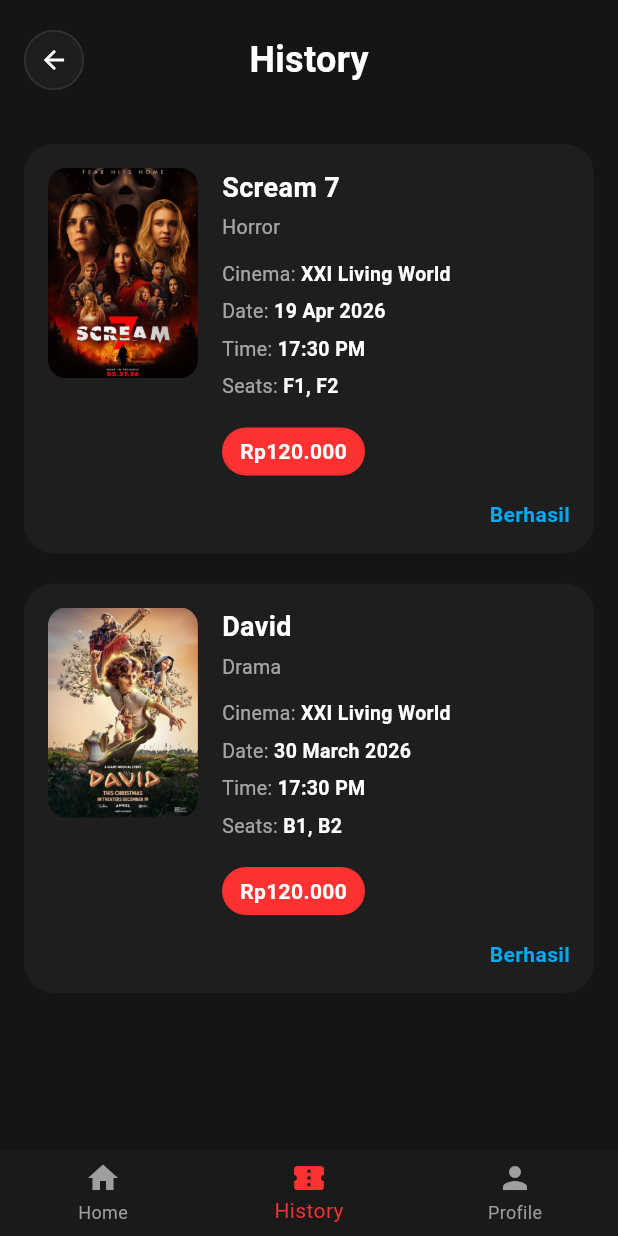
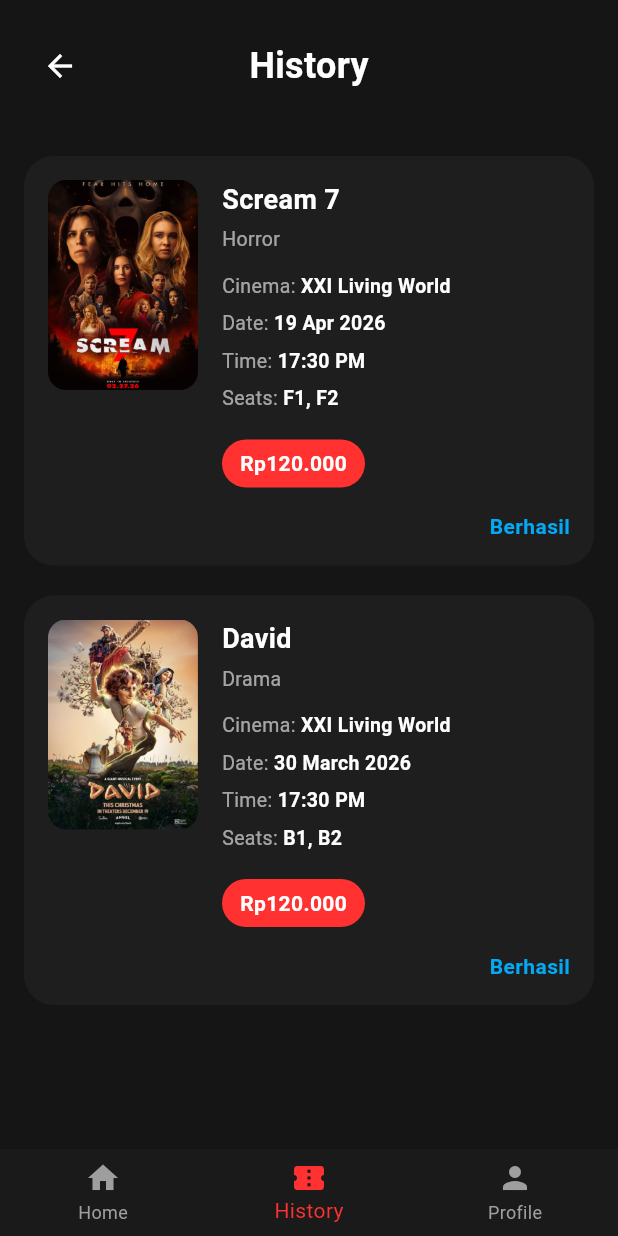
Before and after one commit to cilikinari/booking_tickets, a Flutter app: the HistoryScreen screen opened directly, on a phone screen of 412 x 824 dp. Run offline on Flutter 3.47's test engine with Material 3 defaults, Android fonts, the phone set to English and light mode, and no system bars.

Commit message:
refactor: Replace custom back button with Flutter's BackButton for improved consistency and UI

```diff
--- a/lib/screens/history_screen.dart
+++ b/lib/screens/history_screen.dart
@@ -97,26 +97,10 @@
               child: Stack(
                 alignment: Alignment.center,
                 children: [
+                  // Mengganti Container bulatan lama dengan BackButton bawaan Flutter
                   Align(
                     alignment: Alignment.centerLeft,
-                    child: Container(
-                      width: 40,
-                      height: 40,
-                      decoration: BoxDecoration(
-                        color: const Color(0xFF1E1E1E),
-                        shape: BoxShape.circle,
-                        border: Border.all(color: Colors.white10),
-                      ),
-                      child: IconButton(
-                        padding: EdgeInsets.zero,
-                        icon: const Icon(
-                          Icons.arrow_back,
-                          color: Colors.white,
-                          size: 20,
-                        ),
-                        onPressed: () => Navigator.pop(context),
-                      ),
-                    ),
+                    child: const BackButton(color: Colors.white),
                   ),
                   const Text(
                     'History',
```
